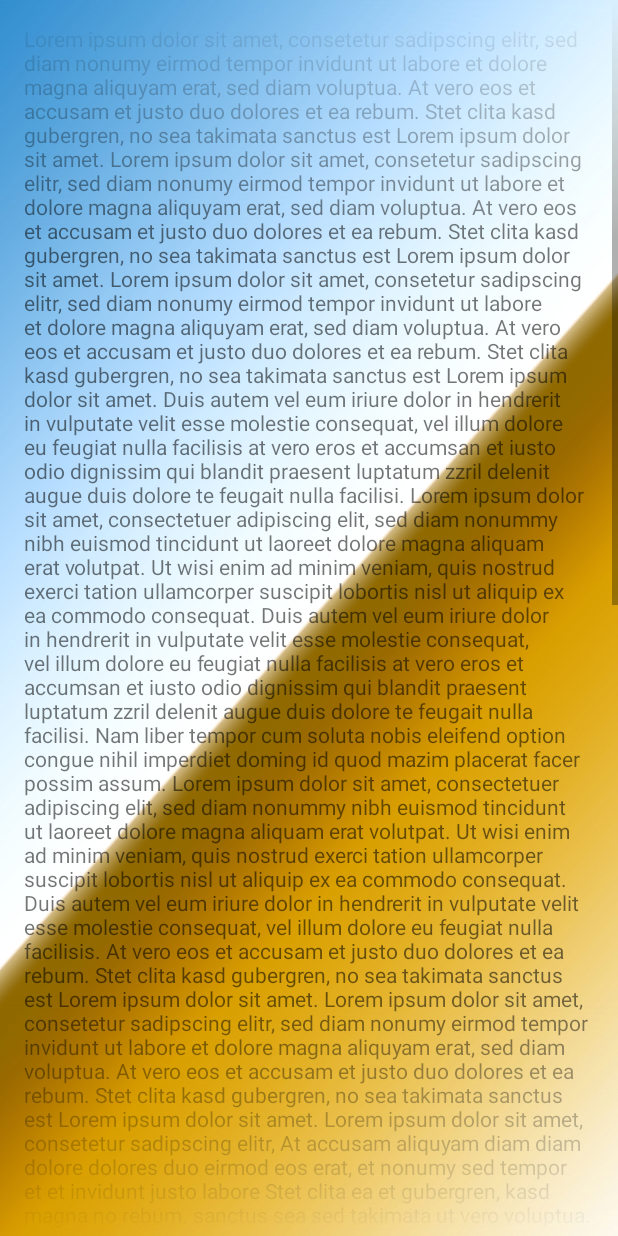
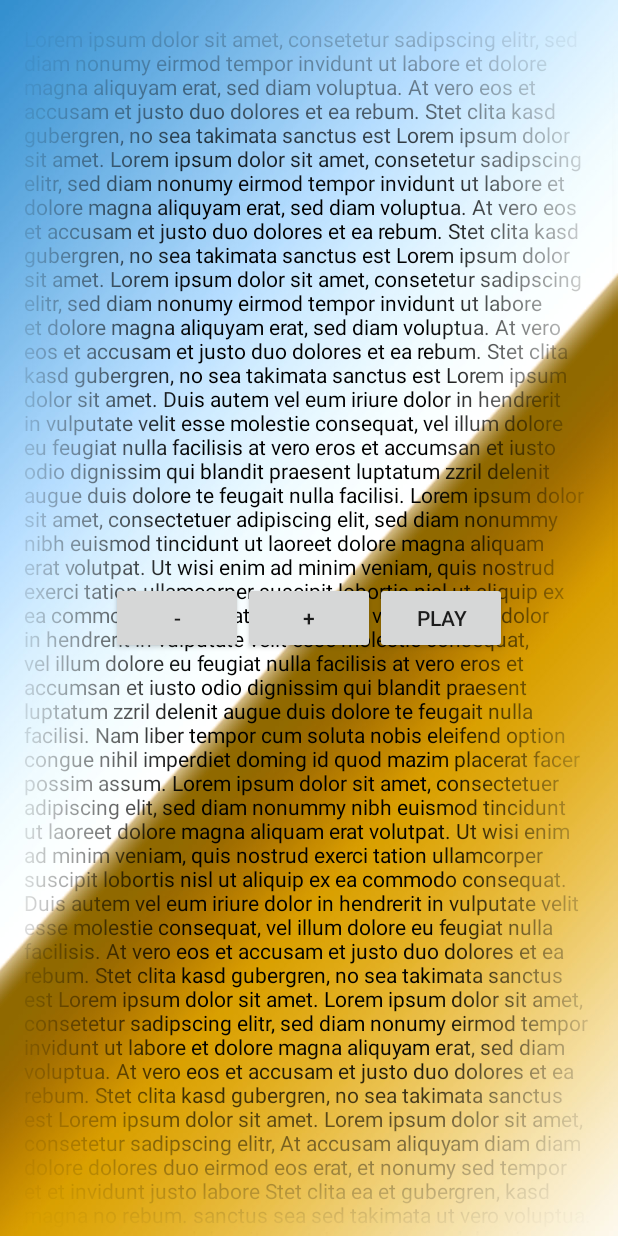
Before and after one commit to pfaffenrodt/android-window-gradient-view, an Android app: the layout activity_main.xml on its own in the app's theme, with its tools: preview values and no code run, on a phone screen of 412 x 824 dp. Run offline under Robolectric (Android 15) with nearby library versions, the phone set to English and light mode, and no system bars.

Commit message:
:sparkles: add FadeoutLayout

```diff
--- /dev/null
+++ b/library/src/main/java/de/pfaffenrodt/gradientwindowoverlay/FadeoutLayout.kt
@@ -0,0 +1,142 @@
+package de.pfaffenrodt.gradientwindowoverlay
+
+import android.content.Context
+import android.graphics.*
+import android.util.AttributeSet
+import android.view.Gravity
+import android.widget.FrameLayout
+
+class FadeoutLayout
+@JvmOverloads constructor(
+        context: Context,
+        attrs: AttributeSet? = null,
+        defStyleAttr: Int = 0
+):  FrameLayout(context, attrs, defStyleAttr) {
+
+    /**
+     * user define fade bounds
+     */
+    var fadeLeft = 0
+        set(value) {
+            field = value
+            releaseResources()
+            invalidate()
+        }
+    var fadeTop = 0
+        set(value) {
+            field = value
+            releaseResources()
+            invalidate()
+        }
+    var fadeRight = 0
+        set(value) {
+            field = value
+            releaseResources()
+            invalidate()
+        }
+    var fadeBottom = 0
+        set(value) {
+            field = value
+            releaseResources()
+            invalidate()
+        }
+
+    private val maskClipBounds = Rect()
+    private val topRect = Rect()
+    private val leftRect = Rect()
+    private val rightRect = Rect()
+    private val bottomRect = Rect()
+    private var topShader = gradientShader(0, 0, Gravity.TOP)
+    private var bottomShader = gradientShader(0, 0, Gravity.BOTTOM)
+    private var leftShader = gradientShader(0, 0, Gravity.START)
+    private var rightShader = gradientShader(0, 0, Gravity.END)
+    private var maskBitmap: Bitmap? = null
+    private val paint = Paint()
+
+    init {
+        setLayerType(LAYER_TYPE_HARDWARE, null);
+        if (attrs != null) {
+            val a = context.theme.obtainStyledAttributes(
+                    attrs,
+                    R.styleable.FadeoutLayout,
+                    0, 0)
+            try {
+                fadeTop = a.getDimensionPixelSize(R.styleable.FadeoutLayout_fadeTop, 0)
+                fadeBottom = a.getDimensionPixelSize(R.styleable.FadeoutLayout_fadeBottom, 0)
+                fadeLeft = a.getDimensionPixelSize(R.styleable.FadeoutLayout_fadeLeft, 0)
+                fadeRight = a.getDimensionPixelSize(R.styleable.FadeoutLayout_fadeRight, 0)
+            } finally {
+                a.recycle()
+            }
+        }
+    }
+
+    override fun dispatchDraw(canvas: Canvas?) {
+        canvas?: return
+        super.dispatchDraw(canvas)
+        drawMask()
+        maskBitmap?.let {
+            paint.xfermode = PorterDuffXfermode(PorterDuff.Mode.DST_OUT)
+            canvas.getClipBounds(maskClipBounds)
+            canvas.drawBitmap(it, maskClipBounds, maskClipBounds, paint)
+        }
+    }
+
+    fun drawMask() {
+        if (maskBitmap != null) {
+            return
+        }
+        val from = Color.BLACK
+        val to = Color.TRANSPARENT
+        topRect.set(0, 0, width, fadeTop)
+        topShader = gradientShader(topRect, Gravity.TOP, from, to)
+        bottomRect.set(0, height-fadeBottom, width, height)
+        bottomShader = gradientShader(bottomRect, Gravity.BOTTOM, from, to)
+        leftRect.set(0, 0, fadeLeft, height)
+        leftShader = gradientShader(leftRect, Gravity.START, from, to)
+        rightRect.set(width - fadeRight, 0, width, height)
+        rightShader = gradientShader(rightRect, Gravity.END, from, to)
+        val maskBitmap = Bitmap.createBitmap(width, height, Bitmap.Config.ARGB_8888)
+        this.maskBitmap = maskBitmap
+        val maskCanvas = Canvas(maskBitmap)
+        paint.xfermode = PorterDuffXfermode(PorterDuff.Mode.DARKEN)
+        maskCanvas.getClipBounds(maskClipBounds)
+        if (fadeTop > 0) {
+            drawMaskPart(maskCanvas, topRect, topShader)
+        }
+        if (fadeBottom > 0) {
+            drawMaskPart(maskCanvas, bottomRect, bottomShader)
+        }
+        if (fadeLeft > 0) {
+            drawMaskPart(maskCanvas, leftRect, leftShader)
+        }
+        if (fadeRight > 0) {
+            drawMaskPart(maskCanvas, rightRect, rightShader)
+        }
+    }
+
+    private fun drawMaskPart(canvas: Canvas, rect: Rect, shader: Shader) {
+        paint.shader = shader
+        canvas.drawRect(rect, paint)
+    }
+
+    override fun onSizeChanged(w: Int, h: Int, oldw: Int, oldh: Int) {
+        super.onSizeChanged(w, h, oldw, oldh)
+        if (w * h != oldw * h) {
+            releaseResources()
+        }
+    }
+
+    override fun onDetachedFromWindow() {
+        super.onDetachedFromWindow()
+        releaseResources()
+    }
+
+    private fun releaseResources() {
+        val bitmap = maskBitmap
+        if (bitmap != null && !bitmap.isRecycled) {
+            bitmap.recycle()
+            this.maskBitmap = null
+        }
+    }
+}
--- a/library/src/main/java/de/pfaffenrodt/gradientwindowoverlay/GradientWindowOverlayView.kt
+++ b/library/src/main/java/de/pfaffenrodt/gradientwindowoverlay/GradientWindowOverlayView.kt
@@ -26,33 +26,25 @@ import android.view.View
  * Use this view above your views.
  * To achieve an fade in/out effect with your WindowBackground.
  */
-class GradientWindowOverlayView : View {
+class GradientWindowOverlayView
+@JvmOverloads constructor(
+        context: Context,
+        attrs: AttributeSet? = null,
+        defStyleAttr: Int = 0,
+) : View(context, attrs, defStyleAttr) {
     private val viewLocation = IntArray(2)
     private val gradientClipBounds = Rect()
-    private val paint = Paint()
+    private val paint by lazy {
+        val paint = Paint()
+        paint.xfermode = PorterDuffXfermode(PorterDuff.Mode.DST_IN)
+        paint
+    }
     private var bitmap: Bitmap? = null
     private var gradientCanvas: Canvas? = null
     private var gravity = Gravity.TOP
     private var isDrawnOverlay = false
 
-    constructor(context: Context) : super(context) {
-        init(context, null)
-    }
-
-    constructor(context: Context, attrs: AttributeSet?) : super(context, attrs) {
-        init(context, attrs)
-    }
-
-    constructor(context: Context, attrs: AttributeSet?, defStyleAttr: Int) : super(context, attrs, defStyleAttr) {
-        init(context, attrs)
-    }
-
-    private fun init(context: Context, attrs: AttributeSet?) {
-        readAttributes(context, attrs)
-        initPaint()
-    }
-
-    private fun readAttributes(context: Context, attrs: AttributeSet?) {
+    init {
         if (attrs != null) {
             val a = context.theme.obtainStyledAttributes(
                     attrs,
@@ -64,10 +56,6 @@ class GradientWindowOverlayView : View {
                 a.recycle()
             }
         }
-    }
-
-    private fun initPaint() {
-        paint.xfermode = PorterDuffXfermode(PorterDuff.Mode.DST_IN)
     }
 
     override fun onDraw(canvas: Canvas) {
@@ -124,42 +112,10 @@ class GradientWindowOverlayView : View {
             bitmap = Bitmap.createBitmap(w, h, Bitmap.Config.ARGB_8888)
             this.bitmap = bitmap
             gradientCanvas = Canvas(bitmap)
-            val shader = getGradientShader(w, h)
+            val shader = gradientShader(w, h, gravity)
             paint.shader = shader
             isDrawnOverlay = false
         }
-    }
-
-    private fun getGradientShader(w: Int, h: Int): LinearGradient {
-        val x0 = 0f
-        val y0 = 0f
-        var x1 = 0f
-        var y1 = h.toFloat()
-        var color1 = Color.BLACK
-        var color2 = Color.TRANSPARENT
-        when (gravity) {
-            Gravity.START, Gravity.LEFT -> {
-                x1 = w.toFloat()
-                y1 = 0f
-                color1 = Color.BLACK
-                color2 = Color.TRANSPARENT
-            }
-            Gravity.TOP -> {
-                color1 = Color.BLACK
-                color2 = Color.TRANSPARENT
-            }
-            Gravity.END, Gravity.RIGHT -> {
-                x1 = w.toFloat()
-                y1 = 0f
-                color1 = Color.TRANSPARENT
-                color2 = Color.BLACK
-            }
-            Gravity.BOTTOM -> {
-                color1 = Color.TRANSPARENT
-                color2 = Color.BLACK
-            }
-        }
-        return LinearGradient(x0, y0, x1, y1, color1, color2, Shader.TileMode.CLAMP)
     }
 
     override fun onDetachedFromWindow() {
--- /dev/null
+++ b/library/src/main/java/de/pfaffenrodt/gradientwindowoverlay/Shader.kt
@@ -0,0 +1,68 @@
+package de.pfaffenrodt.gradientwindowoverlay
+
+import android.graphics.*
+import android.view.Gravity
+
+fun gradientShader(
+        width: Int,
+        height: Int,
+        gravity: Int,
+        from: Int = Color.BLACK,
+        to: Int = Color.TRANSPARENT,
+): LinearGradient {
+    return gradientShader(RectF(0f,0f, width.toFloat(), height.toFloat()), gravity, from, to)
+}
+
+fun gradientShader(
+        rect: Rect,
+        gravity: Int,
+        from: Int = Color.BLACK,
+        to: Int = Color.TRANSPARENT,
+): LinearGradient {
+    return gradientShader(rect.toRectF(), gravity, from, to)
+}
+
+private fun Rect.toRectF(): RectF {
+    return RectF(left.toFloat(), top.toFloat(), right.toFloat(), bottom.toFloat())
+}
+
+fun gradientShader(
+        rect: RectF,
+        gravity: Int,
+        from: Int = Color.BLACK,
+        to: Int = Color.TRANSPARENT,
+): LinearGradient {
+    var x0 = 0f
+    var y0 = 0f
+    var x1 = 0f
+    var y1 = 0f
+    var color1 = from
+    var color2 = to
+    when (gravity) {
+        Gravity.TOP -> {
+            color1 = from
+            color2 = to
+            y0 = rect.top
+            y1 = rect.bottom
+        }
+        Gravity.BOTTOM -> {
+            color1 = to
+            color2 = from
+            y0 = rect.top
+            y1 = rect.bottom
+        }
+        Gravity.START, Gravity.LEFT -> {
+            x0 = rect.left
+            x1 = rect.right
+            color1 = from
+            color2 = to
+        }
+        Gravity.END, Gravity.RIGHT -> {
+            x0 = rect.left
+            x1 = rect.right
+            color1 = to
+            color2 = from
+        }
+    }
+    return LinearGradient(x0, y0, x1, y1, color1, color2, Shader.TileMode.CLAMP)
+}
--- /dev/null
+++ b/library/src/main/res/values/fade_layout_attributes.xml
@@ -0,0 +1,9 @@
+<?xml version="1.0" encoding="utf-8"?>
+<resources>
+    <declare-styleable name="FadeoutLayout">
+        <attr name="fadeTop" format="dimension" />
+        <attr name="fadeBottom" format="dimension" />
+        <attr name="fadeLeft" format="dimension" />
+        <attr name="fadeRight" format="dimension" />
+    </declare-styleable>
+</resources>
--- a/sample/src/main/java/de/pfaffenrodt/gradientview/MainActivity.kt
+++ b/sample/src/main/java/de/pfaffenrodt/gradientview/MainActivity.kt
@@ -1,11 +1,80 @@
 package de.pfaffenrodt.gradientview
 
 import android.os.Bundle
+import android.os.Handler
+import android.os.Looper
+import android.view.View
 import androidx.appcompat.app.AppCompatActivity
+import androidx.core.os.HandlerCompat
+import de.pfaffenrodt.gradientwindowoverlay.FadeoutLayout
 
 class MainActivity : AppCompatActivity() {
+    val density: Float by lazy {
+        resources.displayMetrics.density
+    }
+    val pixelSize: Int by lazy {
+        (2 * density).toInt()
+    }
+    var playing = false
+    var animateIncrease = true
+    var handler: Handler? = null
+    var fadeoutLayout: FadeoutLayout? = null
+
     override fun onCreate(savedInstanceState: Bundle?) {
         super.onCreate(savedInstanceState)
         setContentView(R.layout.activity_main)
+        fadeoutLayout = findViewById(R.id.fade_layout)
+        handler = HandlerCompat.createAsync(Looper.getMainLooper())
+    }
+
+    fun decrease(view: View? = null) {
+        val fadeoutLayout = fadeoutLayout?:return
+        fadeoutLayout.fadeTop -= pixelSize
+        fadeoutLayout.fadeBottom -= pixelSize
+        fadeoutLayout.fadeLeft -= pixelSize
+        fadeoutLayout.fadeRight -= pixelSize
+    }
+
+    fun increase(view: View? = null) {
+        val fadeoutLayout = fadeoutLayout?:return
+        fadeoutLayout.fadeTop += pixelSize
+        fadeoutLayout.fadeBottom += pixelSize
+        fadeoutLayout.fadeLeft += pixelSize
+        fadeoutLayout.fadeRight += pixelSize
+    }
+
+    /**
+     * this animation is just a test.
+     * look into profiler. see what costs are to use this art of animation.
+     * high cpu and memory costs.
+     */
+    fun play(view: View) {
+        playing = !playing
+
+        if (!playing) {
+            return
+        }
+        loop()
+    }
+
+    fun loop() {
+        handler?.postDelayed({
+            if (!playing) {
+                return@postDelayed
+            }
+            val fadeoutLayout = fadeoutLayout?:return@postDelayed
+            if (fadeoutLayout.fadeTop > 800) {
+                animateIncrease = false
+            }
+            if (fadeoutLayout.fadeTop < 10) {
+                animateIncrease = true
+            }
+            if (animateIncrease) {
+                increase()
+            } else {
+                decrease()
+            }
+            loop()
+        }, 16)
     }
 }
--- a/sample/src/main/res/layout/activity_main.xml
+++ b/sample/src/main/res/layout/activity_main.xml
@@ -3,8 +3,18 @@
     xmlns:tools="http://schemas.android.com/tools"
     android:layout_width="match_parent"
     android:layout_height="match_parent"
+    xmlns:app="http://schemas.android.com/apk/res-auto"
     tools:context="de.pfaffenrodt.gradientview.MainActivity">
 
+    <de.pfaffenrodt.gradientwindowoverlay.FadeoutLayout
+        android:layout_width="match_parent"
+        android:layout_height="match_parent"
+        android:id="@+id/fade_layout"
+        app:fadeTop="@dimen/gradient_size"
+        app:fadeBottom="@dimen/gradient_size"
+        app:fadeRight="@dimen/gradient_size"
+        app:fadeLeft="@dimen/gradient_size"
+        >
         <ScrollView
             android:layout_width="match_parent"
             android:layout_height="match_parent">
@@ -12,15 +22,32 @@
                 android:layout_width="wrap_content"
                 android:layout_height="wrap_content"
                 android:padding="@dimen/activity_vertical_margin"
+                android:textColor="#000"
                 android:text="@string/lorem_ipsum" />
         </ScrollView>
+    </de.pfaffenrodt.gradientwindowoverlay.FadeoutLayout>
 
-    <de.pfaffenrodt.gradientwindowoverlay.GradientWindowOverlayView
+    <LinearLayout
         android:layout_width="match_parent"
-        android:layout_height="@dimen/gradient_size" />
-    <de.pfaffenrodt.gradientwindowoverlay.GradientWindowOverlayView
-        android:layout_width="match_parent"
-        android:layout_height="@dimen/gradient_size"
-        android:layout_alignParentBottom="true"
-        android:gravity="bottom" />
+        android:layout_height="wrap_content"
+        android:gravity="center"
+        android:layout_centerInParent="true">
+
+        <Button
+            android:layout_width="wrap_content"
+            android:layout_height="wrap_content"
+            android:text="-"
+            android:onClick="decrease"
+            />
+        <Button
+            android:layout_width="wrap_content"
+            android:layout_height="wrap_content"
+            android:text="+"
+            android:onClick="increase" />
+        <Button
+            android:layout_width="wrap_content"
+            android:layout_height="wrap_content"
+            android:text="play"
+            android:onClick="play" />
+    </LinearLayout>
 </RelativeLayout>
--- a/sample/src/main/res/values/dimens.xml
+++ b/sample/src/main/res/values/dimens.xml
@@ -3,5 +3,5 @@
     <dimen name="activity_horizontal_margin">16dp</dimen>
     <dimen name="activity_vertical_margin">16dp</dimen>
 
-    <dimen name="gradient_size">160dp</dimen>
+    <dimen name="gradient_size">128dp</dimen>
 </resources>
```
Also changed, not shown: 1 other file. Lines whose indentation alone changed are shown as unchanged.
